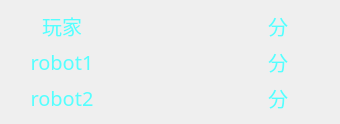
First picture: the form in ui/ScorePanel.ui, repository threeicream/LandLordGames, before the edit.
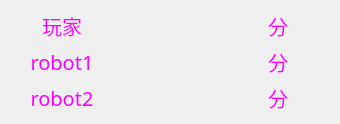
Second picture: the form after the edit.

What changed in the file:
```diff
--- a/ui/ScorePanel.ui
+++ b/ui/ScorePanel.ui
@@ -18,12 +18,12 @@
     <widget class="QLabel" name="label">
      <property name="font">
       <font>
-       <family>华文琥珀</family>
+       <family>华文细黑</family>
        <pointsize>15</pointsize>
       </font>
      </property>
      <property name="styleSheet">
-      <string notr="true">color: rgb(85, 255, 255);</string>
+      <string notr="true">color: rgb(255, 0, 255);</string>
      </property>
      <property name="text">
       <string>玩家</string>
@@ -55,12 +55,12 @@
     <widget class="QLabel" name="label_4">
      <property name="font">
       <font>
-       <family>华文琥珀</family>
+       <family>华文细黑</family>
        <pointsize>15</pointsize>
       </font>
      </property>
      <property name="styleSheet">
-      <string notr="true">color: rgb(85, 255, 255);</string>
+      <string notr="true">color: rgb(255, 0, 255);</string>
      </property>
      <property name="text">
       <string>分</string>
@@ -71,12 +71,12 @@
     <widget class="QLabel" name="label_2">
      <property name="font">
       <font>
-       <family>华文琥珀</family>
+       <family>华文细黑</family>
        <pointsize>15</pointsize>
       </font>
      </property>
      <property name="styleSheet">
-      <string notr="true">color: rgb(85, 255, 255);</string>
+      <string notr="true">color: rgb(255, 0, 255);</string>
      </property>
      <property name="text">
       <string>robot1</string>
@@ -108,12 +108,12 @@
     <widget class="QLabel" name="label_5">
      <property name="font">
       <font>
-       <family>华文琥珀</family>
+       <family>华文细黑</family>
        <pointsize>15</pointsize>
       </font>
      </property>
      <property name="styleSheet">
-      <string notr="true">color: rgb(85, 255, 255);</string>
+      <string notr="true">color: rgb(255, 0, 255);</string>
      </property>
      <property name="text">
       <string>分</string>
@@ -127,12 +127,12 @@
     <widget class="QLabel" name="label_3">
      <property name="font">
       <font>
-       <family>华文琥珀</family>
+       <family>华文细黑</family>
        <pointsize>15</pointsize>
       </font>
      </property>
      <property name="styleSheet">
-      <string notr="true">color: rgb(85, 255, 255);</string>
+      <string notr="true">color: rgb(255, 0, 255);</string>
      </property>
      <property name="text">
       <string>robot2</string>
@@ -164,12 +164,12 @@
     <widget class="QLabel" name="label_6">
      <property name="font">
       <font>
-       <family>华文琥珀</family>
+       <family>华文细黑</family>
        <pointsize>15</pointsize>
       </font>
      </property>
      <property name="styleSheet">
-      <string notr="true">color: rgb(85, 255, 255);</string>
+      <string notr="true">color: rgb(255, 0, 255);</string>
      </property>
      <property name="text">
       <string>分</string>
```
Left out of the diff: 9 changed lines with no effect on the pictures.
